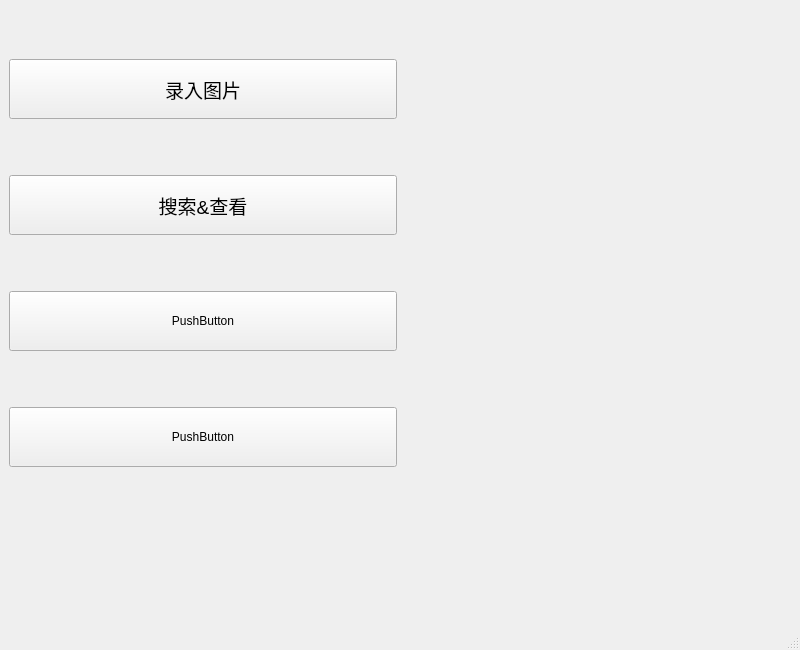
This is welcome.ui in tsukishima1321/Closet as Qt 5 draws it before an edit. The edited form follows.
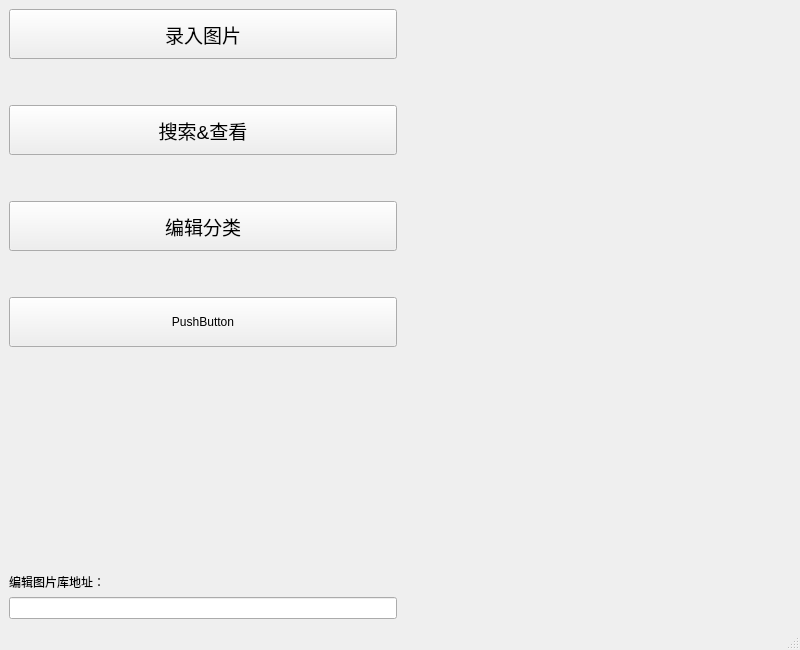
This is the edited form.

```diff
--- a/welcome.ui
+++ b/welcome.ui
@@ -28,6 +28,12 @@
           <verstretch>0</verstretch>
          </sizepolicy>
         </property>
+        <property name="minimumSize">
+         <size>
+          <width>0</width>
+          <height>50</height>
+         </size>
+        </property>
         <property name="maximumSize">
          <size>
           <width>16777215</width>
@@ -44,8 +50,30 @@
         </property>
        </widget>
       </item>
+      <item>
+       <spacer name="verticalSpacer_2">
+        <property name="orientation">
+         <enum>Qt::Vertical</enum>
+        </property>
+        <property name="sizeType">
+         <enum>QSizePolicy::Fixed</enum>
+        </property>
+        <property name="sizeHint" stdset="0">
+         <size>
+          <width>20</width>
+          <height>40</height>
+         </size>
+        </property>
+       </spacer>
+      </item>
       <item>
        <widget class="QPushButton" name="searchButton">
+        <property name="minimumSize">
+         <size>
+          <width>0</width>
+          <height>50</height>
+         </size>
+        </property>
         <property name="maximumSize">
          <size>
           <width>16777215</width>
@@ -63,20 +91,69 @@
        </widget>
       </item>
       <item>
-       <widget class="QPushButton" name="pushButton">
+       <spacer name="verticalSpacer_3">
+        <property name="orientation">
+         <enum>Qt::Vertical</enum>
+        </property>
+        <property name="sizeType">
+         <enum>QSizePolicy::Fixed</enum>
+        </property>
+        <property name="sizeHint" stdset="0">
+         <size>
+          <width>20</width>
+          <height>40</height>
+         </size>
+        </property>
+       </spacer>
+      </item>
+      <item>
+       <widget class="QPushButton" name="typeEditButton">
+        <property name="minimumSize">
+         <size>
+          <width>0</width>
+          <height>50</height>
+         </size>
+        </property>
         <property name="maximumSize">
          <size>
           <width>16777215</width>
           <height>60</height>
          </size>
         </property>
+        <property name="font">
+         <font>
+          <pointsize>14</pointsize>
+         </font>
+        </property>
         <property name="text">
-         <string>PushButton</string>
+         <string>编辑分类</string>
         </property>
        </widget>
       </item>
+      <item>
+       <spacer name="verticalSpacer_4">
+        <property name="orientation">
+         <enum>Qt::Vertical</enum>
+        </property>
+        <property name="sizeType">
+         <enum>QSizePolicy::Fixed</enum>
+        </property>
+        <property name="sizeHint" stdset="0">
+         <size>
+          <width>20</width>
+          <height>40</height>
+         </size>
+        </property>
+       </spacer>
+      </item>
       <item>
        <widget class="QPushButton" name="pushButton_4">
+        <property name="minimumSize">
+         <size>
+          <width>0</width>
+          <height>50</height>
+         </size>
+        </property>
         <property name="maximumSize">
          <size>
           <width>16777215</width>
@@ -94,7 +171,7 @@
          <enum>Qt::Vertical</enum>
         </property>
         <property name="sizeType">
-         <enum>QSizePolicy::Fixed</enum>
+         <enum>QSizePolicy::Expanding</enum>
         </property>
         <property name="sizeHint" stdset="0">
          <size>
@@ -104,6 +181,26 @@
         </property>
        </spacer>
       </item>
+      <item>
+       <widget class="QLabel" name="label_2">
+        <property name="text">
+         <string>编辑图片库地址：</string>
+        </property>
+       </widget>
+      </item>
+      <item>
+       <widget class="QLineEdit" name="lineEdit">
+        <property name="sizePolicy">
+         <sizepolicy hsizetype="Minimum" vsizetype="Fixed">
+          <horstretch>0</horstretch>
+          <verstretch>0</verstretch>
+         </sizepolicy>
+        </property>
+        <property name="text">
+         <string/>
+        </property>
+       </widget>
+      </item>
      </layout>
     </item>
     <item>
```
Left out of the diff: 2 changed lines with no effect on the pictures.
